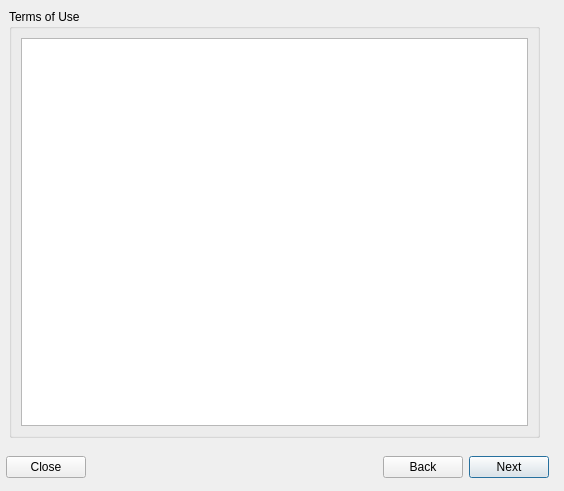
This is meinstall.ui in antiX-Linux/mx-installer as Qt 5 draws it before an edit. The edited form follows.
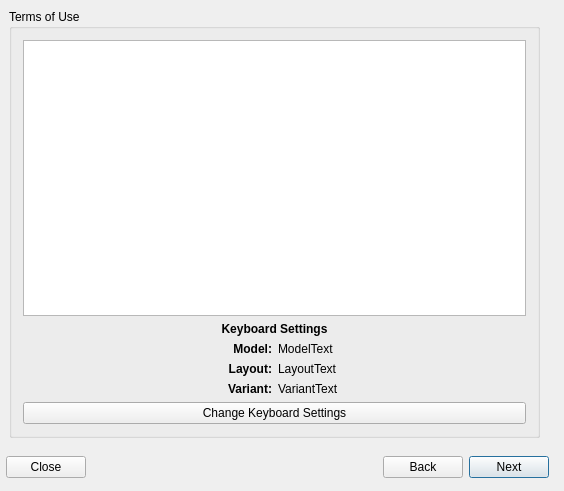
This is the edited form. The open tabs and pages were chosen to show the change. Icons and pictures are not drawn.

Patch:
```diff
--- a/meinstall.ui
+++ b/meinstall.ui
@@ -164,23 +164,8 @@
          <property name="title">
           <string>Terms of Use</string>
          </property>
-         <layout class="QGridLayout">
-          <property name="leftMargin">
-           <number>9</number>
-          </property>
-          <property name="topMargin">
-           <number>9</number>
-          </property>
-          <property name="rightMargin">
-           <number>9</number>
-          </property>
-          <property name="bottomMargin">
-           <number>9</number>
-          </property>
-          <property name="spacing">
-           <number>6</number>
-          </property>
-          <item row="0" column="0">
+         <layout class="QGridLayout" name="gridLayout_2">
+          <item row="0" column="0" colspan="2">
            <widget class="QPlainTextEdit" name="copyrightBrowser">
             <property name="sizePolicy">
              <sizepolicy hsizetype="MinimumExpanding" vsizetype="MinimumExpanding">
@@ -223,6 +208,62 @@
             </property>
            </widget>
           </item>
+          <item row="1" column="0" colspan="2">
+           <widget class="QLabel" name="labelKeyboardSettings">
+            <property name="text">
+             <string>&lt;html&gt;&lt;head/&gt;&lt;body&gt;&lt;p align=&quot;center&quot;&gt;&lt;span style=&quot; font-weight:600;&quot;&gt;Keyboard Settings&lt;/span&gt;&lt;/p&gt;&lt;/body&gt;&lt;/html&gt;</string>
+            </property>
+           </widget>
+          </item>
+          <item row="2" column="0">
+           <widget class="QLabel" name="label_2">
+            <property name="text">
+             <string>&lt;html&gt;&lt;head/&gt;&lt;body&gt;&lt;p align=&quot;right&quot;&gt;&lt;span style=&quot; font-weight:600;&quot;&gt;Model:&lt;/span&gt;&lt;/p&gt;&lt;/body&gt;&lt;/html&gt;</string>
+            </property>
+           </widget>
+          </item>
+          <item row="2" column="1">
+           <widget class="QLabel" name="labelModel">
+            <property name="text">
+             <string>ModelText</string>
+            </property>
+           </widget>
+          </item>
+          <item row="3" column="0">
+           <widget class="QLabel" name="label_3">
+            <property name="text">
+             <string>&lt;html&gt;&lt;head/&gt;&lt;body&gt;&lt;p align=&quot;right&quot;&gt;&lt;span style=&quot; font-weight:600;&quot;&gt;Layout:&lt;/span&gt;&lt;/p&gt;&lt;/body&gt;&lt;/html&gt;</string>
+            </property>
+           </widget>
+          </item>
+          <item row="3" column="1">
+           <widget class="QLabel" name="labelLayout">
+            <property name="text">
+             <string>LayoutText</string>
+            </property>
+           </widget>
+          </item>
+          <item row="4" column="0">
+           <widget class="QLabel" name="label_4">
+            <property name="text">
+             <string>&lt;html&gt;&lt;head/&gt;&lt;body&gt;&lt;p align=&quot;right&quot;&gt;&lt;span style=&quot; font-weight:600;&quot;&gt;Variant:&lt;/span&gt;&lt;/p&gt;&lt;/body&gt;&lt;/html&gt;</string>
+            </property>
+           </widget>
+          </item>
+          <item row="4" column="1">
+           <widget class="QLabel" name="labelVariant">
+            <property name="text">
+             <string>VariantText</string>
+            </property>
+           </widget>
+          </item>
+          <item row="5" column="0" colspan="2">
+           <widget class="QPushButton" name="buttonSetKeyboard">
+            <property name="text">
+             <string>Change Keyboard Settings</string>
+            </property>
+           </widget>
+          </item>
          </layout>
         </widget>
        </item>
@@ -505,14 +546,7 @@
          </layout>
         </widget>
        </item>
-       <item row="4" column="1" colspan="2">
-        <widget class="QPushButton" name="buttonSetKeyboard">
-         <property name="text">
-          <string>PushButton</string>
-         </property>
-        </widget>
-       </item>
-       <item row="5" column="0" colspan="4">
+       <item row="4" column="0" colspan="2">
         <spacer name="verticalSpacer_3">
          <property name="orientation">
           <enum>Qt::Vertical</enum>
```
Left out of the diff: 36 changed lines with no effect on the pictures.
